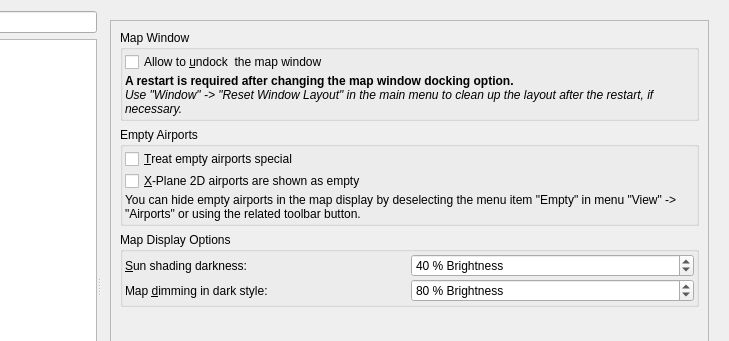
First picture: the form in src/options/options.ui, repository albar965/littlenavmap, before the edit; both pictures show x 217 to 946 and y 0 to 341 of the 946 by 600 pixel window.
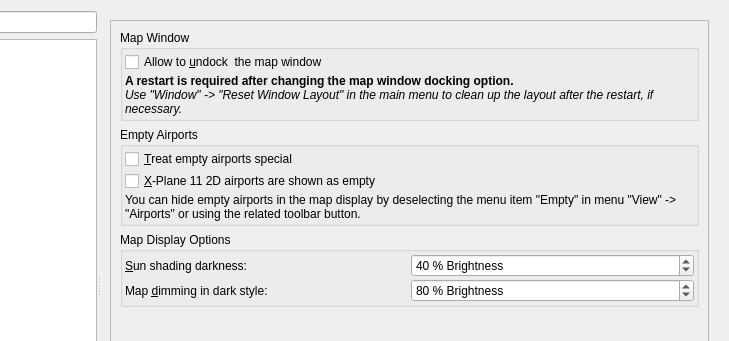
Second picture: the form after the edit. The open tabs and pages were chosen to show the change. Icons and pictures are not drawn.

Commit message:
Disable 3D flag for empty airport display for XP12
3D flag is unreliable and broken in XP12

```diff
--- a/src/options/options.ui
+++ b/src/options/options.ui
@@ -2055,7 +2055,7 @@
 The airports toolbar button can be used to hide empty airports if this box is checked.</string>
                  </property>
                  <property name="text">
-                  <string>&amp;X-Plane 2D airports are shown as empty</string>
+                  <string>&amp;X-Plane 11 2D airports are shown as empty</string>
                  </property>
                  <property name="checked">
                   <bool>false</bool>
```
Left out of the diff: 6 changed lines with no effect on the pictures. The commit also changes 2 other files.
